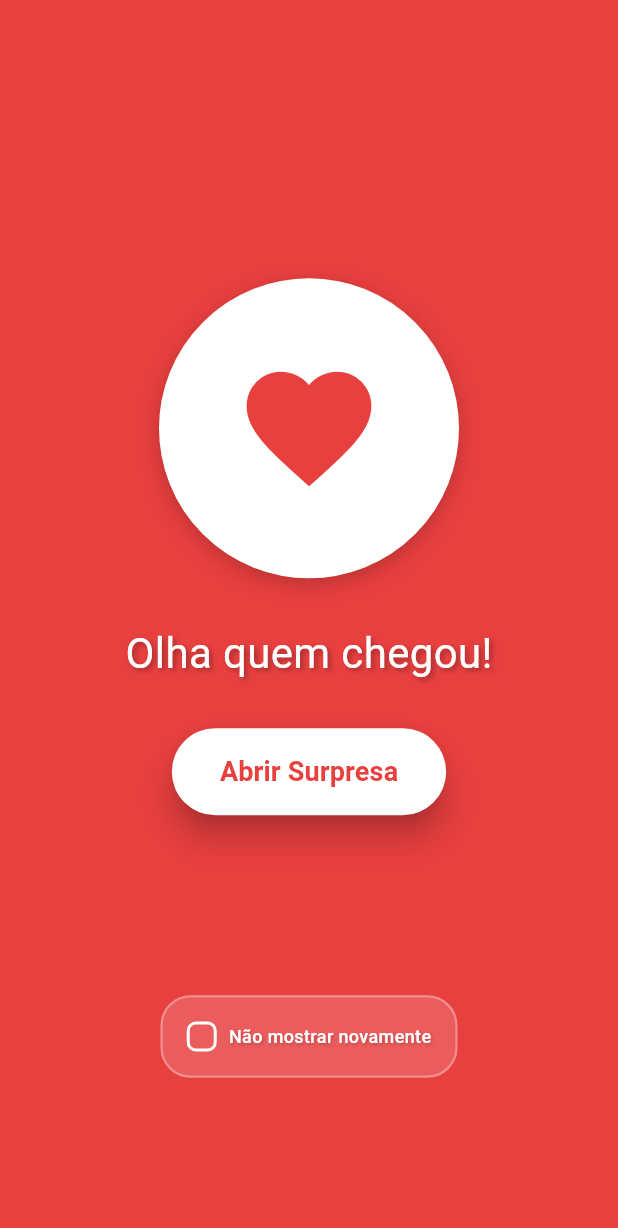
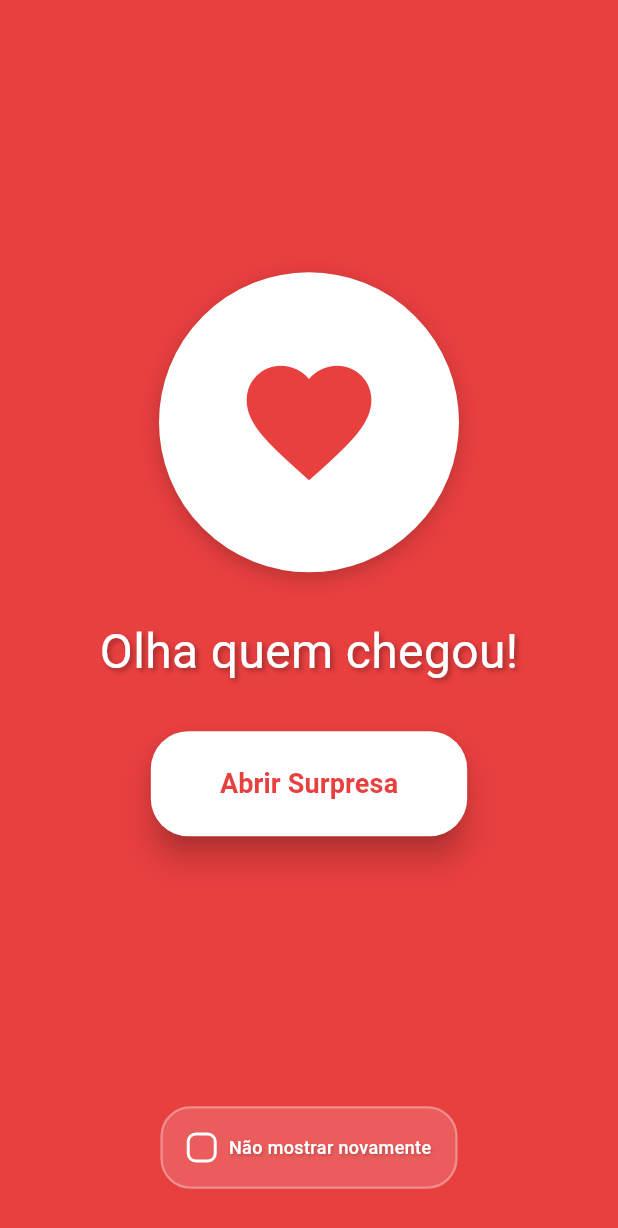
Before and after one commit to LuisRaizer/My_Love, a Flutter app: the screen it shows after launch, on a phone screen of 412 x 824 dp. Shown: the top 1228 px of the screen. Run offline on Flutter 3.47's test engine with Material 3 defaults, Android fonts, the phone set to English and light mode, and no system bars; our stand-ins replace audioplayers, confetti, shared_preferences; Roboto replaces fonts that are missing (FredokaOne, PatrickHand).

Commit message:
[RFR] - Alterando alguns layouts e adicionando tela de configurações

```diff
--- a/lib/components/our_space_component.dart
+++ b/lib/components/our_space_component.dart
@@ -1,5 +1,4 @@
 import 'package:flutter/material.dart';
-import 'package:url_launcher/url_launcher.dart';
 import 'package:app/controllers/app_controller.dart';
 import 'package:app/controllers/timer_controller.dart';
 
--- a/lib/views/home_view.dart
+++ b/lib/views/home_view.dart
@@ -27,7 +27,7 @@ class _HomeViewState extends State<HomeView> {
     'Carta Especial',
     'Nosso Espaço',
     'Mensagens',
-    'Configurações', // Adicione este título
+    'Configurações',
   ];
 
   @override
@@ -162,14 +162,14 @@ class _HomeViewState extends State<HomeView> {
         );
       case 3:
         return LoveMessagesComponent();
-      case 5: // Novo item: Configurações
+      case 4:
         return SettingsComponent(
           key: ValueKey('settings'),
           appController: _appController,
         );
       default:
         return HomeComponent(
-          key: ValueKey('home_default'),
+          key: ValueKey('home'),
           appController: _appController,
           timerController: _timerController,
         );
@@ -198,7 +198,7 @@ class _HomeViewState extends State<HomeView> {
           icon: Icon(Icons.messenger),
           label: 'Mensagens',
         ),
-        BottomNavigationBarItem( // Novo item
+        BottomNavigationBarItem(
           icon: Icon(Icons.settings),
           label: 'Configurações',
         ),
--- a/lib/views/intro_view.dart
+++ b/lib/views/intro_view.dart
@@ -67,7 +67,7 @@ class _IntroViewState extends State<IntroView> with SingleTickerProviderStateMix
         child: Column(
           mainAxisAlignment: MainAxisAlignment.center,
           children: [
-            const SizedBox(height: 80),
+            const SizedBox(height: 150),
             ScaleTransition(
               scale: _scaleAnimation,
               child: Container(
@@ -99,7 +99,7 @@ class _IntroViewState extends State<IntroView> with SingleTickerProviderStateMix
                   'Olha quem chegou!',
                   style: TextStyle(
                     fontFamily: 'FredokaOne',
-                    fontSize: 28,
+                    fontSize: 32,
                     color: Colors.white,
                     shadows: [
                       Shadow(
@@ -126,9 +126,9 @@ class _IntroViewState extends State<IntroView> with SingleTickerProviderStateMix
                   style: ElevatedButton.styleFrom(
                     backgroundColor: Colors.white,
                     foregroundColor: const Color(0xFFe83f3f),
-                    padding: const EdgeInsets.symmetric(horizontal: 32, vertical: 16),
+                    padding: const EdgeInsets.symmetric(horizontal: 46, vertical: 22),
                     shape: RoundedRectangleBorder(
-                      borderRadius: BorderRadius.circular(50),
+                      borderRadius: BorderRadius.circular(25),
                     ),
                     elevation: 8,
                   ),
@@ -143,7 +143,7 @@ class _IntroViewState extends State<IntroView> with SingleTickerProviderStateMix
               ),
             ),
 
-            const SizedBox(height: 120),
+            const SizedBox(height: 180),
 
             SlideTransition(
               position: _slideAnimation,
```
Also changed, not shown: lib/components/home_component.dart (+46 -12 lines), lib/components/settings_component.dart (+0 -28 lines).
